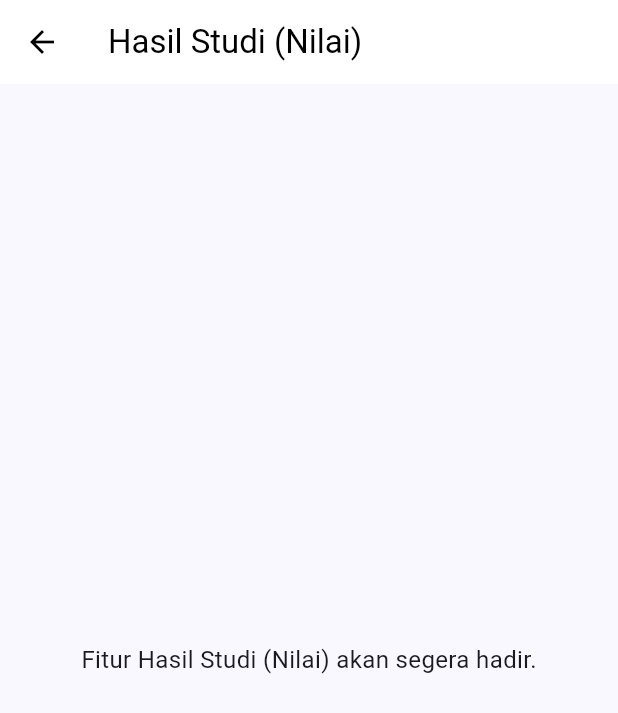
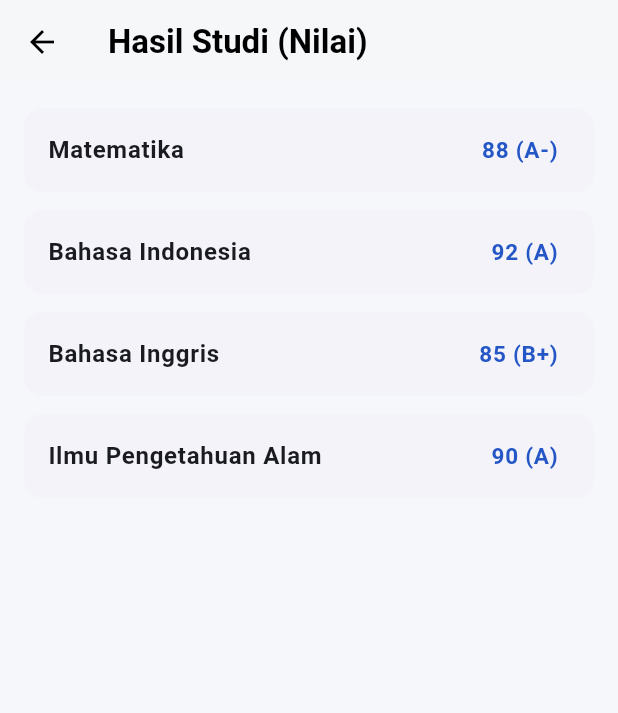
Before and after one commit to muutiararagil27/edubridge, a Flutter app: the ParentHomeScreen screen opened directly, after a tap on "Hasil Studi (Nilai)", on a phone screen of 412 x 824 dp. Shown: the top 713 px of the screen. Run offline on Flutter 3.47's test engine with Material 3 defaults, Android fonts, the phone set to English and light mode, and no system bars; our stand-ins replace cloud_firestore, firebase_auth, firebase_core; accounts and stored records are empty.

```diff
--- a/lib/screen/parent_home_screen.dart
+++ b/lib/screen/parent_home_screen.dart
@@ -163,7 +163,75 @@ class _ParentDashboardView extends StatelessWidget {
         subtitle: Text(subtitle),
         trailing: const Icon(Icons.chevron_right),
         onTap: () {
-          Navigator.push(context, MaterialPageRoute(builder: (context) => _PlaceholderScreen(title: title)));
+          // Diarahkan langsung ke halaman detail isi data
+          Navigator.push(
+            context,
+            MaterialPageRoute(
+              builder: (context) => _DetailInfoScreen(title: title),
+            ),
+          );
+        },
+      ),
+    );
+  }
+}
+
+class _DetailInfoScreen extends StatelessWidget {
+  final String title;
+  const _DetailInfoScreen({required this.title});
+
+  @override
+  Widget build(BuildContext context) {
+    List<Map<String, String>> details = [];
+
+    if (title.contains('Nilai')) {
+      details = [
+        {'sub': 'Matematika', 'val': '88 (A-)'},
+        {'sub': 'Bahasa Indonesia', 'val': '92 (A)'},
+        {'sub': 'Bahasa Inggris', 'val': '85 (B+)'},
+        {'sub': 'Ilmu Pengetahuan Alam', 'val': '90 (A)'},
+      ];
+    } else if (title.contains('Kehadiran')) {
+      details = [
+        {'sub': 'Senin, 20 Okt 2026', 'val': 'Hadir'},
+        {'sub': 'Selasa, 21 Okt 2026', 'val': 'Hadir'},
+        {'sub': 'Rabu, 22 Okt 2026', 'val': 'Hadir'},
+      ];
+    } else if (title.contains('Catatan')) {
+      details = [
+        {'sub': 'Wali Kelas (XI-A3)', 'val': 'Syifa aktif dan rajin mengikuti kegiatan diskusi kelas.'},
+      ];
+    } else {
+      details = [
+        {'sub': 'SPP Bulan Oktober', 'val': 'Lunas'},
+        {'sub': 'Uang Kegiatan', 'val': 'Lunas'},
+      ];
+    }
+
+    return Scaffold(
+      backgroundColor: const Color(0xFFF5F7FB),
+      appBar: AppBar(
+        title: Text(title, style: const TextStyle(color: Colors.black, fontWeight: FontWeight.bold)),
+        backgroundColor: Colors.white,
+        elevation: 1,
+        iconTheme: const IconThemeData(color: Colors.black),
+      ),
+      body: ListView.builder(
+        padding: const EdgeInsets.all(16),
+        itemCount: details.length,
+        itemBuilder: (context, index) {
+          return Card(
+            elevation: 0,
+            margin: const EdgeInsets.only(bottom: 12),
+            shape: RoundedRectangleBorder(borderRadius: BorderRadius.circular(12)),
+            child: ListTile(
+              title: Text(details[index]['sub']!, style: const TextStyle(fontWeight: FontWeight.bold)),
+              trailing: Text(
+                details[index]['val']!,
+                style: const TextStyle(fontWeight: FontWeight.bold, color: Color(0xFF2457C5), fontSize: 15),
+              ),
+            ),
+          );
         },
       ),
     );
```
Also changed, not shown: 2 other files.
